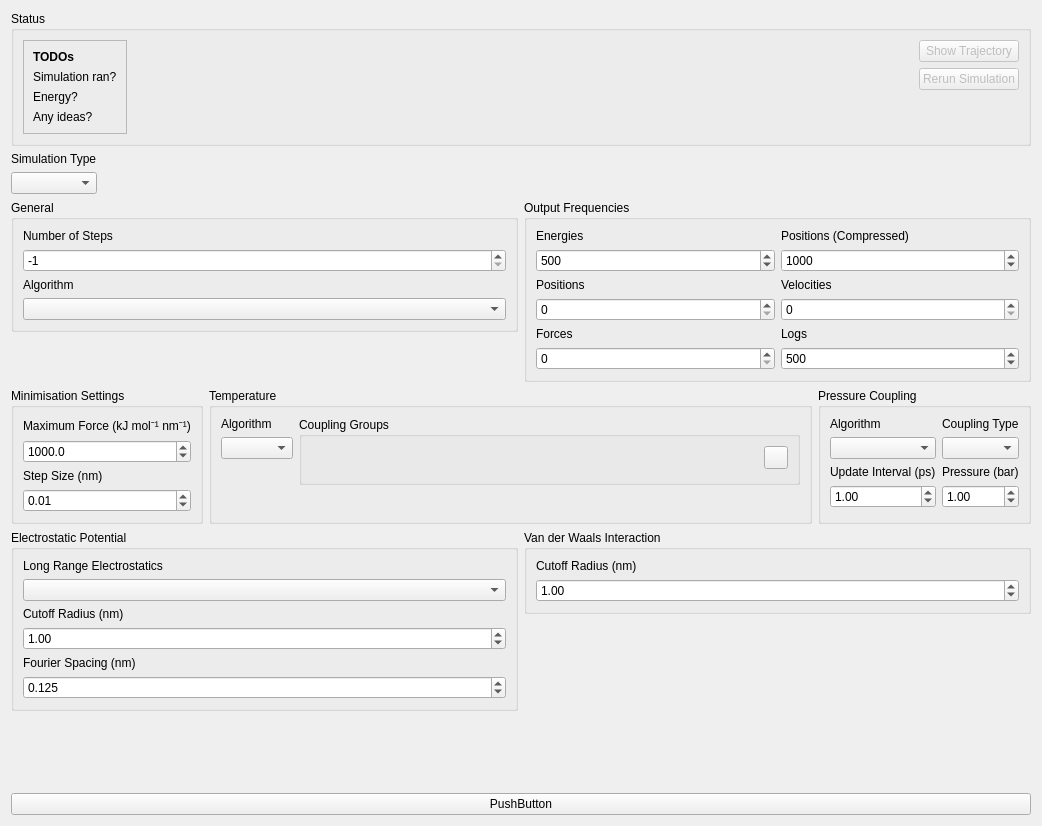
Old version of the form ui/simulationsetupform.ui in the repository breuerss/gromacs-ui.
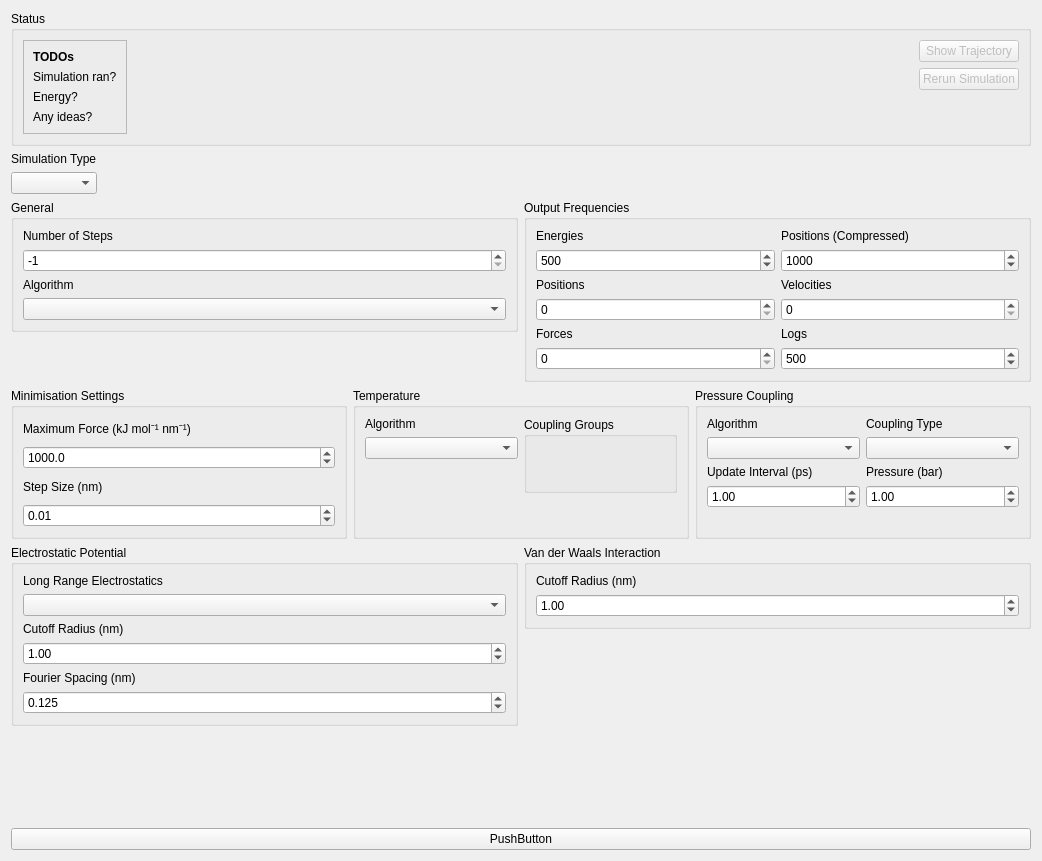
New version of the form. Icons and pictures are not drawn.

Commit message: feature: improve styling of temperature coupling UI

```diff
--- a/ui/simulationsetupform.ui
+++ b/ui/simulationsetupform.ui
@@ -7,7 +7,7 @@
     <x>0</x>
     <y>0</y>
     <width>1042</width>
-    <height>826</height>
+    <height>861</height>
    </rect>
   </property>
   <property name="windowTitle">
@@ -422,7 +422,14 @@
                 </widget>
                </item>
                <item>
-                <widget class="QComboBox" name="temperatureAlgorithm"/>
+                <widget class="QComboBox" name="temperatureAlgorithm">
+                 <property name="sizePolicy">
+                  <sizepolicy hsizetype="Preferred" vsizetype="Fixed">
+                   <horstretch>0</horstretch>
+                   <verstretch>0</verstretch>
+                  </sizepolicy>
+                 </property>
+                </widget>
                </item>
                <item>
                 <spacer name="verticalSpacer_4">
@@ -445,23 +452,22 @@
                 <string>Coupling Groups</string>
                </property>
                <layout class="QHBoxLayout" name="horizontalLayout_7">
+                <property name="leftMargin">
+                 <number>0</number>
+                </property>
+                <property name="topMargin">
+                 <number>0</number>
+                </property>
+                <property name="rightMargin">
+                 <number>0</number>
+                </property>
+                <property name="bottomMargin">
+                 <number>0</number>
+                </property>
                 <item>
                  <layout class="QHBoxLayout" name="temperatureCouplingGroups"/>
                 </item>
-                <item>
-                 <spacer name="horizontalSpacer_3">
-                  <property name="orientation">
-                   <enum>Qt::Horizontal</enum>
-                  </property>
-                  <property name="sizeHint" stdset="0">
-                   <size>
-                    <width>40</width>
-                    <height>20</height>
-                   </size>
-                  </property>
-                 </spacer>
-                </item>
-                <item alignment="Qt::AlignTop">
+                <item alignment="Qt::AlignRight|Qt::AlignTop">
                  <widget class="QToolButton" name="addTemperatureCouplingGroup">
                   <property name="text">
                    <string/>
@@ -470,6 +476,9 @@
                    <iconset theme="add">
                     <normaloff>.</normaloff>.</iconset>
                   </property>
+                  <property name="autoRaise">
+                   <bool>true</bool>
+                  </property>
                  </widget>
                 </item>
                </layout>
```
The commit also changes 1 other file.
